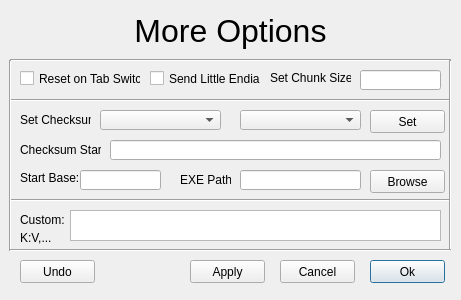
Before: the Qt Designer form src/gui-helpers/gui-more-options.ui in Donn13Darko/uC_Interfacer, drawn with Qt 5.
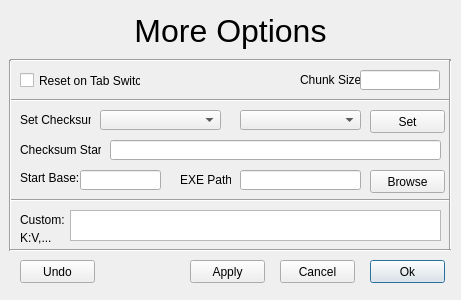
After: the same form once the commit is applied.

```diff
--- a/src/gui-helpers/gui-more-options.ui
+++ b/src/gui-helpers/gui-more-options.ui
@@ -40,37 +40,24 @@
      <x>20</x>
      <y>70</y>
      <width>121</width>
-     <height>17</height>
+     <height>21</height>
     </rect>
    </property>
    <property name="text">
     <string>Reset on Tab Switch</string>
    </property>
   </widget>
-  <widget class="QCheckBox" name="SendLittleEndian_CheckBox">
-   <property name="geometry">
-    <rect>
-     <x>150</x>
-     <y>70</y>
-     <width>111</width>
-     <height>17</height>
-    </rect>
-   </property>
-   <property name="text">
-    <string>Send Little Endian</string>
-   </property>
-  </widget>
   <widget class="QLabel" name="ChunkSize_Label">
    <property name="geometry">
     <rect>
-     <x>270</x>
+     <x>300</x>
      <y>70</y>
-     <width>81</width>
-     <height>16</height>
+     <width>61</width>
+     <height>20</height>
     </rect>
    </property>
    <property name="text">
-    <string>Set Chunk Size:</string>
+    <string>Chunk Size:</string>
    </property>
   </widget>
   <widget class="QLineEdit" name="ChunkSize_LineEdit">
@@ -78,7 +65,7 @@
     <rect>
      <x>360</x>
      <y>70</y>
-     <width>81</width>
+     <width>80</width>
      <height>20</height>
     </rect>
    </property>
```
